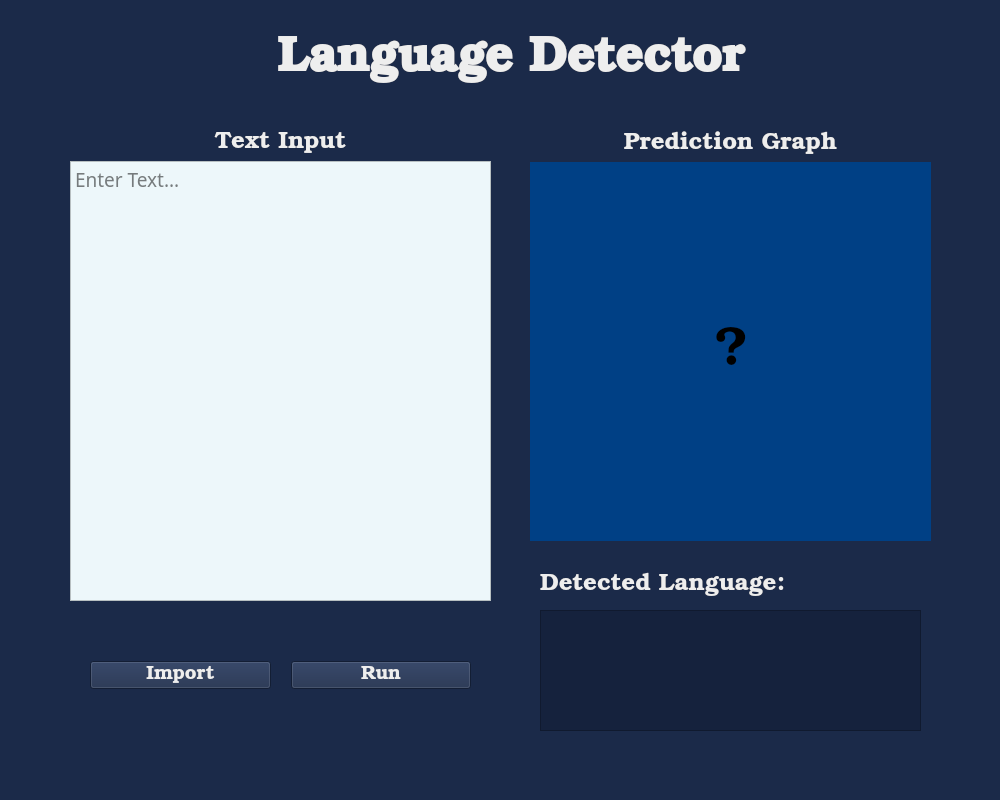
Old version of the form src/design.ui in the repository shaoruu/language-detector.
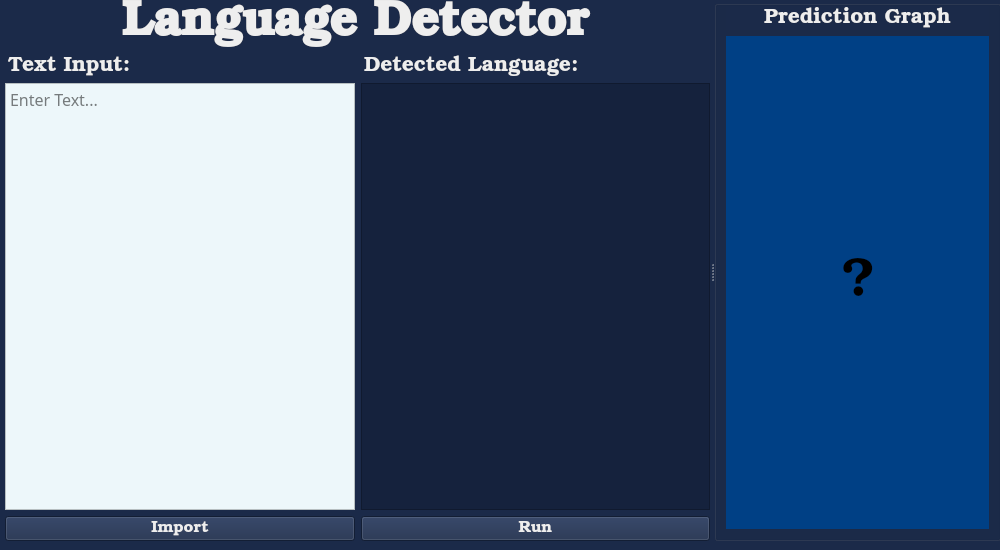
New version of the form.

Commit message: feat: better design

What changed in the file:
```diff
--- a/src/design.ui
+++ b/src/design.ui
@@ -7,19 +7,19 @@
     <x>0</x>
     <y>0</y>
     <width>1000</width>
-    <height>800</height>
+    <height>550</height>
    </rect>
   </property>
   <property name="minimumSize">
    <size>
     <width>1000</width>
-    <height>800</height>
+    <height>550</height>
    </size>
   </property>
   <property name="maximumSize">
    <size>
     <width>1000</width>
-    <height>800</height>
+    <height>550</height>
    </size>
   </property>
   <property name="windowTitle">
@@ -29,15 +29,22 @@
    <string notr="true">background-color: rgb(27, 42, 73);</string>
   </property>
   <widget class="QWidget" name="centralwidget">
+   <widget class="QSplitter" name="splitter">
+    <property name="geometry">
+     <rect>
+      <x>0</x>
+      <y>0</y>
+      <width>1001</width>
+      <height>541</height>
+     </rect>
+    </property>
+    <property name="orientation">
+     <enum>Qt::Horizontal</enum>
+    </property>
+    <widget class="QWidget" name="layoutWidget">
+     <layout class="QVBoxLayout" name="left_panel">
+      <item>
    <widget class="QLabel" name="appTitle">
-    <property name="geometry">
-     <rect>
-      <x>220</x>
-      <y>30</y>
-      <width>581</width>
-      <height>61</height>
-     </rect>
-    </property>
     <property name="font">
      <font>
       <family>URW Bookman L</family>
@@ -55,39 +62,49 @@
     <property name="alignment">
      <set>Qt::AlignCenter</set>
     </property>
-   </widget>
-   <widget class="QWidget" name="layoutWidget">
-    <property name="geometry">
-     <rect>
-      <x>70</x>
-      <y>130</y>
-      <width>421</width>
-      <height>471</height>
-     </rect>
-    </property>
+        <property name="wordWrap">
+         <bool>true</bool>
+        </property>
+       </widget>
+      </item>
+      <item>
+       <layout class="QHBoxLayout" name="horizontalLayout_2">
+        <property name="leftMargin">
+         <number>5</number>
+        </property>
+        <item>
     <layout class="QVBoxLayout" name="verticalLayout">
+          <property name="leftMargin">
+           <number>0</number>
+          </property>
      <item>
       <widget class="QLabel" name="inputLabel">
        <property name="maximumSize">
         <size>
          <width>16777215</width>
-         <height>26</height>
+              <height>24</height>
         </size>
        </property>
        <property name="font">
         <font>
          <family>URW Bookman L</family>
-         <pointsize>18</pointsize>
+              <pointsize>16</pointsize>
         </font>
        </property>
        <property name="styleSheet">
         <string notr="true">color: rgb(238, 238, 238);</string>
        </property>
        <property name="text">
-        <string>Text Input</string>
+             <string>Text Input:</string>
        </property>
        <property name="alignment">
-        <set>Qt::AlignCenter</set>
+             <set>Qt::AlignLeading|Qt::AlignLeft|Qt::AlignVCenter</set>
+            </property>
+            <property name="margin">
+             <number>0</number>
+            </property>
+            <property name="indent">
+             <number>3</number>
        </property>
       </widget>
      </item>
@@ -96,7 +113,7 @@
        <property name="font">
         <font>
          <family>Waree</family>
-         <pointsize>14</pointsize>
+              <pointsize>12</pointsize>
         </font>
        </property>
        <property name="styleSheet">
@@ -108,80 +125,43 @@
       </widget>
      </item>
     </layout>
-   </widget>
-   <widget class="QWidget" name="layoutWidget">
-    <property name="geometry">
-     <rect>
-      <x>530</x>
-      <y>130</y>
-      <width>401</width>
-      <height>411</height>
-     </rect>
-    </property>
-    <layout class="QVBoxLayout" name="verticalLayout_2">
+        </item>
      <item>
-      <widget class="QLabel" name="graphLabel">
-       <property name="maximumSize">
-        <size>
-         <width>16777215</width>
-         <height>26</height>
-        </size>
-       </property>
+         <layout class="QVBoxLayout" name="verticalLayout_3">
+          <item>
+           <widget class="QLabel" name="languagesLabel">
        <property name="font">
         <font>
          <family>URW Bookman L</family>
-         <pointsize>18</pointsize>
+              <pointsize>16</pointsize>
         </font>
        </property>
        <property name="styleSheet">
         <string notr="true">color: rgb(238, 238, 238);</string>
        </property>
        <property name="text">
-        <string>Prediction Graph</string>
-       </property>
-       <property name="alignment">
-        <set>Qt::AlignCenter</set>
+             <string>Detected Language: </string>
+            </property>
+            <property name="scaledContents">
+             <bool>true</bool>
+            </property>
+            <property name="wordWrap">
+             <bool>false</bool>
+            </property>
+            <property name="indent">
+             <number>3</number>
        </property>
       </widget>
      </item>
      <item>
-      <widget class="QLabel" name="graph">
-       <property name="font">
-        <font>
-         <family>URW Bookman L</family>
-         <pointsize>40</pointsize>
-        </font>
-       </property>
-       <property name="styleSheet">
-        <string notr="true">background-color: rgb(0, 64, 133);
-color: rgba(238, 238, 238,.4);</string>
-       </property>
-       <property name="text">
-        <string>?</string>
-       </property>
-       <property name="alignment">
-        <set>Qt::AlignCenter</set>
-       </property>
-      </widget>
-     </item>
-    </layout>
-   </widget>
    <widget class="QListWidget" name="languagesList">
-    <property name="geometry">
-     <rect>
-      <x>540</x>
-      <y>610</y>
-      <width>381</width>
-      <height>121</height>
-     </rect>
-    </property>
     <property name="font">
      <font>
       <family>aakar</family>
-      <pointsize>18</pointsize>
+              <pointsize>16</pointsize>
       <weight>50</weight>
       <bold>false</bold>
-      <underline>true</underline>
+              <underline>false</underline>
       <kerning>true</kerning>
      </font>
     </property>
@@ -199,47 +179,25 @@
      <bool>false</bool>
     </property>
    </widget>
-   <widget class="QLabel" name="languagesLabel">
-    <property name="geometry">
-     <rect>
-      <x>540</x>
-      <y>569</y>
-      <width>251</width>
-      <height>31</height>
-     </rect>
-    </property>
-    <property name="font">
-     <font>
-      <family>URW Bookman L</family>
-      <pointsize>18</pointsize>
-     </font>
-    </property>
-    <property name="styleSheet">
-     <string notr="true">color: rgb(238, 238, 238);</string>
-    </property>
-    <property name="text">
-     <string>Detected Language: </string>
-    </property>
-   </widget>
-   <widget class="QWidget" name="layoutWidget">
-    <property name="geometry">
-     <rect>
-      <x>90</x>
-      <y>620</y>
-      <width>381</width>
-      <height>111</height>
-     </rect>
-    </property>
-    <layout class="QGridLayout" name="gridLayout">
-     <property name="horizontalSpacing">
-      <number>20</number>
-     </property>
-     <item row="0" column="0">
+          </item>
+         </layout>
+        </item>
+       </layout>
+      </item>
+      <item>
+       <layout class="QHBoxLayout" name="horizontalLayout">
+        <property name="leftMargin">
+         <number>5</number>
+        </property>
+        <property name="rightMargin">
+         <number>0</number>
+        </property>
+        <item>
       <widget class="QPushButton" name="importButton">
        <property name="font">
         <font>
          <family>URW Bookman L</family>
-         <pointsize>14</pointsize>
+            <pointsize>12</pointsize>
         </font>
        </property>
        <property name="styleSheet">
@@ -250,12 +208,12 @@
        </property>
       </widget>
      </item>
-     <item row="0" column="1">
+        <item>
       <widget class="QPushButton" name="runButton">
        <property name="font">
         <font>
          <family>URW Bookman L</family>
-         <pointsize>14</pointsize>
+            <pointsize>12</pointsize>
         </font>
        </property>
        <property name="styleSheet">
@@ -267,6 +225,76 @@
       </widget>
      </item>
     </layout>
+      </item>
+     </layout>
+    </widget>
+    <widget class="QGroupBox" name="groupBox">
+     <property name="sizePolicy">
+      <sizepolicy hsizetype="Ignored" vsizetype="Ignored">
+       <horstretch>0</horstretch>
+       <verstretch>0</verstretch>
+      </sizepolicy>
+     </property>
+     <layout class="QVBoxLayout" name="right_panel">
+      <property name="sizeConstraint">
+       <enum>QLayout::SetDefaultConstraint</enum>
+      </property>
+      <property name="topMargin">
+       <number>0</number>
+      </property>
+      <item>
+       <widget class="QLabel" name="graphLabel">
+        <property name="maximumSize">
+         <size>
+          <width>16777215</width>
+          <height>24</height>
+         </size>
+        </property>
+        <property name="font">
+         <font>
+          <family>URW Bookman L</family>
+          <pointsize>16</pointsize>
+         </font>
+        </property>
+        <property name="styleSheet">
+         <string notr="true">color: rgb(238, 238, 238);</string>
+        </property>
+        <property name="text">
+         <string>Prediction Graph</string>
+        </property>
+        <property name="alignment">
+         <set>Qt::AlignCenter</set>
+        </property>
+       </widget>
+      </item>
+      <item>
+       <widget class="QLabel" name="graph">
+        <property name="font">
+         <font>
+          <family>URW Bookman L</family>
+          <pointsize>40</pointsize>
+         </font>
+        </property>
+        <property name="styleSheet">
+         <string notr="true">background-color: rgb(0, 64, 133);
+color: rgba(238, 238, 238,.4);</string>
+        </property>
+        <property name="text">
+         <string>?</string>
+        </property>
+        <property name="scaledContents">
+         <bool>false</bool>
+        </property>
+        <property name="alignment">
+         <set>Qt::AlignCenter</set>
+        </property>
+        <property name="wordWrap">
+         <bool>true</bool>
+        </property>
+       </widget>
+      </item>
+     </layout>
+    </widget>
    </widget>
   </widget>
  </widget>
```
Lines whose indentation alone changed are shown as unchanged. The commit also changes 2 other files.
